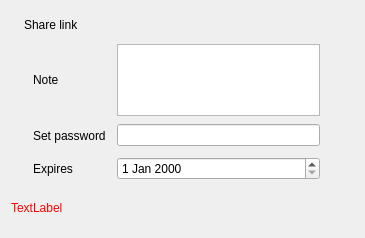
The window that src/gui/sharelinkwidget.ui (nextcloud/desktop) describes before a commit, drawn with Qt 5.
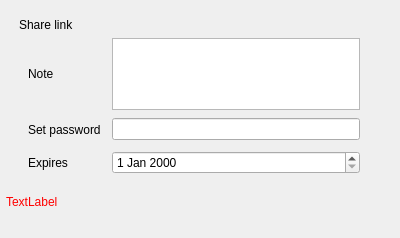
The same window after the commit. Icons and pictures are not drawn. Custom widgets are drawn as their Qt base class.

Commit message: Just trying to make the sahre dialog look nicer.

The edit to the form file:
```diff
--- a/src/gui/sharelinkwidget.ui
+++ b/src/gui/sharelinkwidget.ui
@@ -6,7 +6,7 @@
    <rect>
     <x>0</x>
     <y>0</y>
-    <width>365</width>
+    <width>400</width>
     <height>238</height>
    </rect>
   </property>
@@ -17,8 +17,23 @@
    </sizepolicy>
   </property>
   <layout class="QVBoxLayout" name="verticalLayout">
+   <property name="spacing">
+    <number>0</number>
+   </property>
+   <property name="leftMargin">
+    <number>6</number>
+   </property>
+   <property name="rightMargin">
+    <number>6</number>
+   </property>
    <item>
     <layout class="QHBoxLayout" name="horizontalLayout">
+     <property name="spacing">
+      <number>6</number>
+     </property>
+     <property name="rightMargin">
+      <number>0</number>
+     </property>
      <item>
       <widget class="QLabel" name="shareLinkIconLabel">
        <property name="text">
```
The commit also changes 4 other files.
